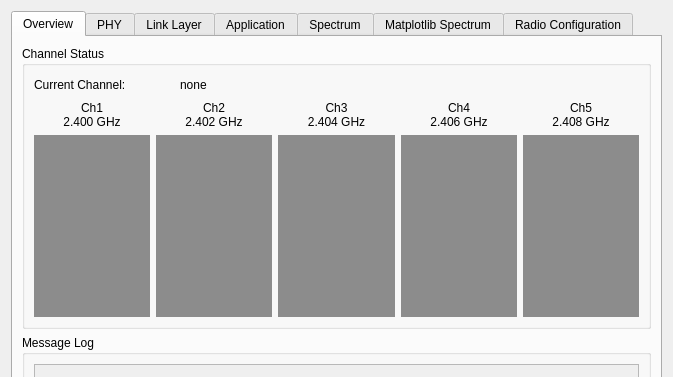
andrepuschmann/OSPECORR, file OSPECORR/components/pySysMoCo/gui.ui: the form before one commit; both pictures show x 0 to 673 and y 0 to 377 of the 673 by 667 pixel window.
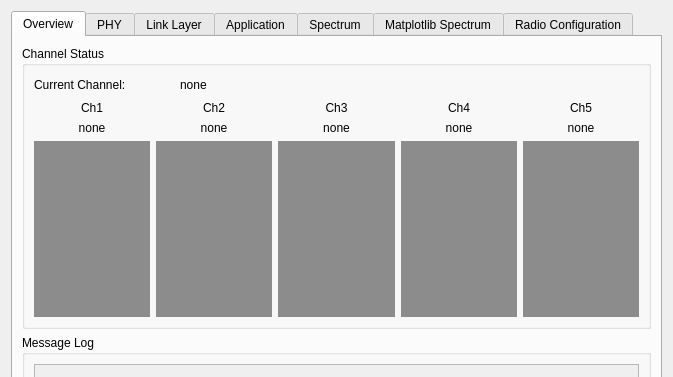
The form after the commit. The open tabs and pages were chosen to show the change.

Commit message: adapt pysysmoco to get channel definitions from drm

What changed in the file:
```diff
--- a/OSPECORR/components/pySysMoCo/gui.ui
+++ b/OSPECORR/components/pySysMoCo/gui.ui
@@ -141,12 +141,21 @@
             <item>
              <layout class="QHBoxLayout" name="horizontalLayout_7">
               <item>
-               <layout class="QVBoxLayout" name="verticalLayout" stretch="0,1">
+               <layout class="QVBoxLayout" name="verticalLayout" stretch="0,0,1">
                 <item>
                  <widget class="QLabel" name="label1">
                   <property name="text">
-                   <string>Ch1
-2.400 GHz</string>
+                   <string>Ch1</string>
+                  </property>
+                  <property name="alignment">
+                   <set>Qt::AlignCenter</set>
+                  </property>
+                 </widget>
+                </item>
+                <item>
+                 <widget class="QLabel" name="freqChannel1">
+                  <property name="text">
+                   <string>none</string>
                   </property>
                   <property name="alignment">
                    <set>Qt::AlignCenter</set>
@@ -169,12 +178,21 @@
                </layout>
               </item>
               <item>
-               <layout class="QVBoxLayout" name="verticalLayout_3" stretch="0,1">
+               <layout class="QVBoxLayout" name="verticalLayout_3" stretch="0,0,1">
                 <item>
                  <widget class="QLabel" name="label2">
                   <property name="text">
-                   <string>Ch2
-2.402 GHz</string>
+                   <string>Ch2</string>
+                  </property>
+                  <property name="alignment">
+                   <set>Qt::AlignCenter</set>
+                  </property>
+                 </widget>
+                </item>
+                <item>
+                 <widget class="QLabel" name="freqChannel2">
+                  <property name="text">
+                   <string>none</string>
                   </property>
                   <property name="alignment">
                    <set>Qt::AlignCenter</set>
@@ -197,12 +215,21 @@
                </layout>
               </item>
               <item>
-               <layout class="QVBoxLayout" name="verticalLayout_4" stretch="0,1">
+               <layout class="QVBoxLayout" name="verticalLayout_4" stretch="0,0,1">
                 <item>
                  <widget class="QLabel" name="label3">
                   <property name="text">
-                   <string>Ch3
-2.404 GHz</string>
+                   <string>Ch3</string>
+                  </property>
+                  <property name="alignment">
+                   <set>Qt::AlignCenter</set>
+                  </property>
+                 </widget>
+                </item>
+                <item>
+                 <widget class="QLabel" name="freqChannel3">
+                  <property name="text">
+                   <string>none</string>
                   </property>
                   <property name="alignment">
                    <set>Qt::AlignCenter</set>
@@ -225,12 +252,21 @@
                </layout>
               </item>
               <item>
-               <layout class="QVBoxLayout" name="verticalLayout_5" stretch="0,1">
+               <layout class="QVBoxLayout" name="verticalLayout_5" stretch="0,0,1">
                 <item>
                  <widget class="QLabel" name="label4">
                   <property name="text">
-                   <string>Ch4
-2.406 GHz</string>
+                   <string>Ch4</string>
+                  </property>
+                  <property name="alignment">
+                   <set>Qt::AlignCenter</set>
+                  </property>
+                 </widget>
+                </item>
+                <item>
+                 <widget class="QLabel" name="freqChannel4">
+                  <property name="text">
+                   <string>none</string>
                   </property>
                   <property name="alignment">
                    <set>Qt::AlignCenter</set>
@@ -253,12 +289,21 @@
                </layout>
               </item>
               <item>
-               <layout class="QVBoxLayout" name="verticalLayout_6" stretch="0,1">
+               <layout class="QVBoxLayout" name="verticalLayout_6" stretch="0,0,1">
                 <item>
                  <widget class="QLabel" name="label5">
                   <property name="text">
-                   <string>Ch5
-2.408 GHz</string>
+                   <string>Ch5</string>
+                  </property>
+                  <property name="alignment">
+                   <set>Qt::AlignCenter</set>
+                  </property>
+                 </widget>
+                </item>
+                <item>
+                 <widget class="QLabel" name="freqChannel5">
+                  <property name="text">
+                   <string>none</string>
                   </property>
                   <property name="alignment">
                    <set>Qt::AlignCenter</set>
```
Left out of the diff: 2 changed lines with no effect on the pictures. The commit also changes 1 other file.
